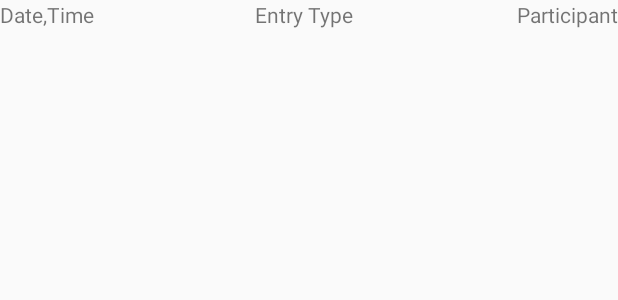
After one commit to jedinrk/DiamondSale, an Android app: the layout trans_list_item.xml on its own in the app's theme, with its tools: preview values and no code run, on a phone screen of 412 x 824 dp. The commit adds this screen. Shown: the top 300 px of the screen. Run offline under Robolectric (Android 15) with nearby library versions, the phone set to English and light mode, and no system bars.

Commit message:
Transaction list Api implemented

```diff
--- a/app/src/main/java/com/logiticks/diamondsale/Activity/MainActivity.java
+++ b/app/src/main/java/com/logiticks/diamondsale/Activity/MainActivity.java
@@ -19,6 +19,7 @@ import android.view.MenuItem;
 import com.logiticks.diamondsale.Fragment.FragmentCustomer;
 import com.logiticks.diamondsale.Fragment.FragmentDiamonds;
 import com.logiticks.diamondsale.Fragment.FragmentInvoices;
+import com.logiticks.diamondsale.Fragment.FragmentTransactions;
 import com.logiticks.diamondsale.R;
 
 public class MainActivity extends AppCompatActivity
@@ -110,6 +111,8 @@ public class MainActivity extends AppCompatActivity
         } else if (id == R.id.nav_order) {
             fragment = FragmentInvoices.newInstance();
             tag = "fragInvoice";
+        } else if(id == R.id.nav_trans){
+            fragment = FragmentTransactions.newInstance();
         }
 
         loadHomeFragment(fragment,tag);
--- a/app/src/main/java/com/logiticks/diamondsale/Fragment/FragmentCustomer.java
+++ b/app/src/main/java/com/logiticks/diamondsale/Fragment/FragmentCustomer.java
@@ -56,6 +56,7 @@ public class FragmentCustomer extends Fragment {
 
         mRootView = inflater.inflate(R.layout.fragment_customer, container, false);
 
+        getActivity().setTitle("Customers");
         progressBar = mRootView.findViewById(R.id.progressBar);
         ListView customerList = mRootView.findViewById(R.id.customerList);
 
--- a/app/src/main/java/com/logiticks/diamondsale/Fragment/FragmentDiamonds.java
+++ b/app/src/main/java/com/logiticks/diamondsale/Fragment/FragmentDiamonds.java
@@ -55,6 +55,7 @@ public class FragmentDiamonds extends Fragment {
                              Bundle savedInstanceState) {
         mRootView = inflater.inflate(R.layout.fragment_main, container, false);
 
+        getActivity().setTitle("Diamonds");
 
         progressBar = mRootView.findViewById(R.id.progressBar);
         ListView diamondList = mRootView.findViewById(R.id.diamondList);
--- a/app/src/main/java/com/logiticks/diamondsale/Fragment/FragmentInvoices.java
+++ b/app/src/main/java/com/logiticks/diamondsale/Fragment/FragmentInvoices.java
@@ -63,6 +63,7 @@ public class FragmentInvoices extends Fragment {
     public View onCreateView(LayoutInflater inflater, ViewGroup container, Bundle savedInstanceState) {
 
         mRootView = inflater.inflate(R.layout.fragment_invoices, container, false);
+        getActivity().setTitle("Invoices");
 
         progressBar = mRootView.findViewById(R.id.progressBar);
         ListView invoiceList = mRootView.findViewById(R.id.invoiceList);
--- a/app/src/main/java/com/logiticks/diamondsale/rest/service/ApiService.java
+++ b/app/src/main/java/com/logiticks/diamondsale/rest/service/ApiService.java
@@ -5,6 +5,7 @@ import com.logiticks.diamondsale.rest.model.DiamondModelClass;
 import com.logiticks.diamondsale.rest.model.MerchantModelClass;
 import com.logiticks.diamondsale.rest.model.OrderModelClass;
 import com.logiticks.diamondsale.rest.model.PlaceOrderModelClass;
+import com.logiticks.diamondsale.rest.model.TransactionModelClass;
 
 import java.util.List;
 
@@ -41,4 +42,7 @@ public interface ApiService {
     @GET("/api/Merchant")
     Call<List<MerchantModelClass>> getMerchants();
 
+    @GET("/api/system/historian")
+    Call<List<TransactionModelClass>> getTransactions();
+
 }
--- /dev/null
+++ b/app/src/main/res/layout/trans_list_item.xml
@@ -0,0 +1,32 @@
+<?xml version="1.0" encoding="utf-8"?>
+<LinearLayout
+    xmlns:android="http://schemas.android.com/apk/res/android" android:layout_width="match_parent"
+    android:layout_height="match_parent"
+    android:orientation="horizontal">
+
+    <TextView
+        android:id="@+id/date"
+        android:layout_width="wrap_content"
+        android:layout_height="wrap_content"
+        android:text="Date,Time"
+        android:layout_weight="1"/>
+
+    <TextView
+        android:id="@+id/entryType"
+        android:layout_width="wrap_content"
+        android:layout_height="wrap_content"
+        android:text="Entry Type"
+        android:gravity="center"
+        android:layout_marginLeft="5dp"
+        android:layout_marginRight="5dp"
+        android:layout_weight="1"/>
+
+    <TextView
+        android:id="@+id/participant"
+        android:layout_width="wrap_content"
+        android:layout_height="wrap_content"
+        android:gravity="end"
+        android:text="Participant"
+        android:layout_weight="1"/>
+
+</LinearLayout>
--- a/app/src/main/res/menu/activity_main_drawer.xml
+++ b/app/src/main/res/menu/activity_main_drawer.xml
@@ -14,6 +14,10 @@
             android:id="@+id/nav_order"
             android:title="Invoices" />
 
+        <item
+            android:id="@+id/nav_trans"
+            android:title="Transactions" />
+
     </group>
 
 
```
Also changed, not shown: app/src/main/java/com/logiticks/diamondsale/Fragment/FragmentTransactions.java (added, +116 -0 lines), app/src/main/java/com/logiticks/diamondsale/rest/model/TransactionModelClass.java (added, +136 -0 lines), app/src/main/res/layout/fragment_transaction.xml (added, +45 -0 lines).
